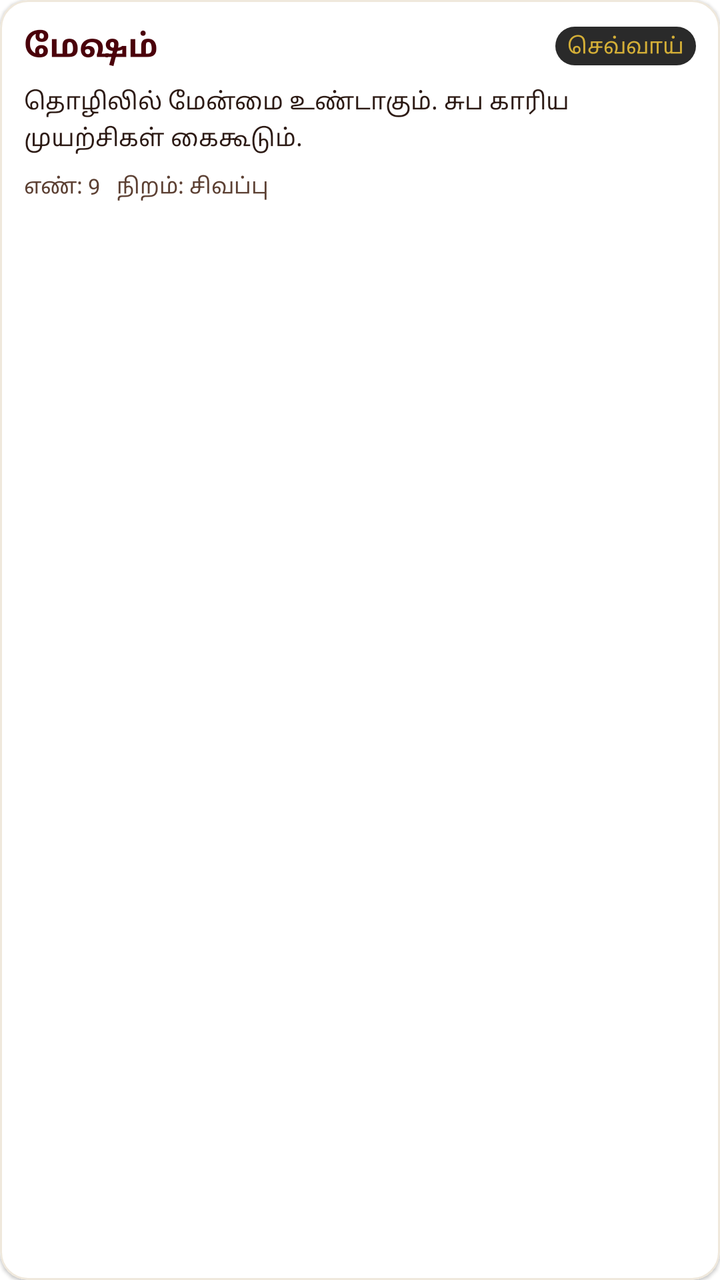
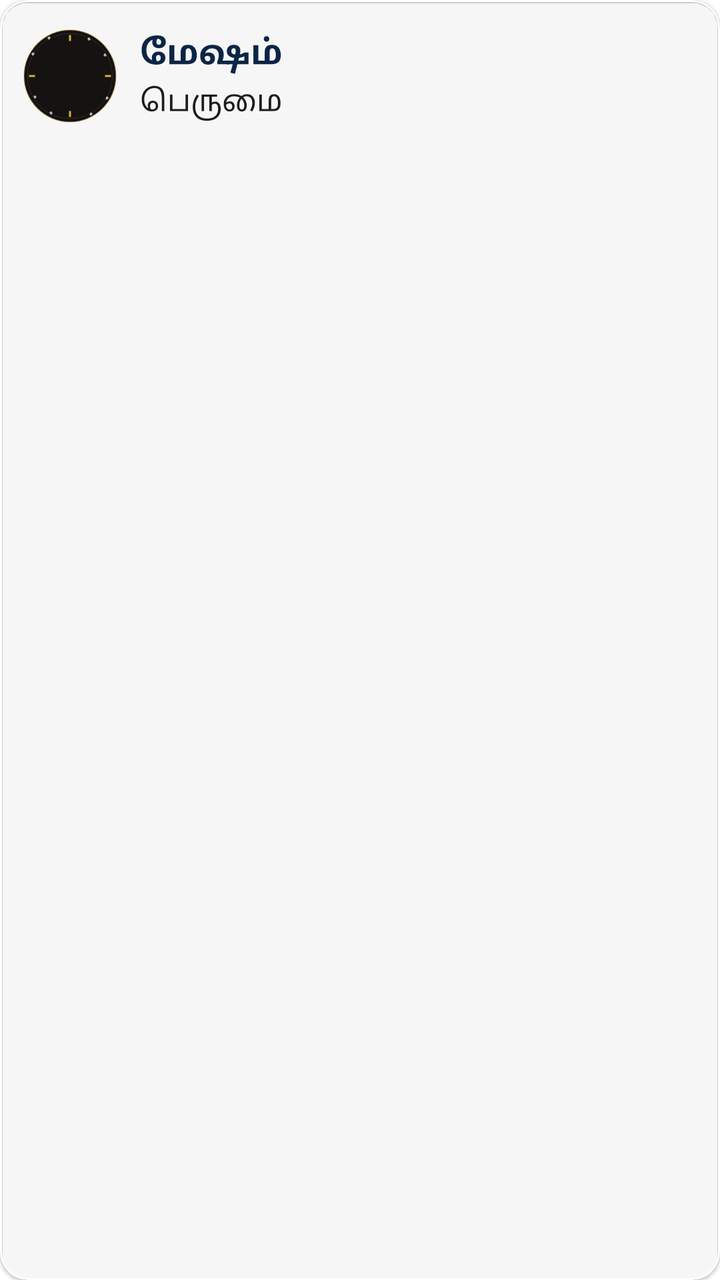

Screens rendered from an Android XML layout before and after an edit, with the pre-edit source and the edit as a unified diff.
<!-- AndroidManifest.xml: application theme Theme.MaterialComponents.DayNight.NoActionBar -->
<!-- res/layout/item_rasi_card.xml -->
<?xml version="1.0" encoding="utf-8"?>
<com.google.android.material.card.MaterialCardView 
    xmlns:android="http://schemas.android.com/apk/res/android"
    xmlns:app="http://schemas.android.com/apk/res-auto"
    android:layout_width="match_parent"
    android:layout_height="wrap_content"
    android:layout_margin="5dp"
    app:cardCornerRadius="14dp"
    app:cardElevation="1dp"
    app:cardBackgroundColor="@color/card_surface_light"
    app:strokeWidth="1dp"
    app:strokeColor="@color/card_border_subtle">

    <LinearLayout
        android:layout_width="match_parent"
        android:layout_height="wrap_content"
        android:orientation="vertical"
        android:padding="12dp">

        
        <LinearLayout
            android:layout_width="match_parent"
            android:layout_height="wrap_content"
            android:orientation="horizontal"
            android:gravity="center_vertical">

            <TextView
                android:id="@+id/tv_rasi_name"
                android:layout_width="0dp"
                android:layout_height="wrap_content"
                android:layout_weight="1"
                android:text="மேஷம்"
                android:textSize="16sp"
                android:textStyle="bold"
                android:textColor="@color/traditional_maroon" />

            <TextView
                android:id="@+id/tv_rasi_lord"
                android:layout_width="wrap_content"
                android:layout_height="wrap_content"
                android:background="@drawable/bg_row4_chip"
                android:paddingHorizontal="6dp"
                android:paddingVertical="2dp"
                android:text="செவ்வாய்"
                android:textSize="11sp"
                android:textColor="@color/text_gold_accent" />
        </LinearLayout>

        
        <TextView
            android:id="@+id/tv_rasi_prediction"
            android:layout_width="match_parent"
            android:layout_height="wrap_content"
            android:layout_marginTop="8dp"
            android:text="தொழிலில் மேன்மை உண்டாகும். சுப காரிய முயற்சிகள் கைகூடும்."
            android:textSize="12sp"
            android:textColor="@color/text_primary_dark"
            android:lineSpacingExtra="2dp"
            android:maxLines="3"
            android:ellipsize="end" />

        
        <LinearLayout
            android:layout_width="match_parent"
            android:layout_height="wrap_content"
            android:layout_marginTop="8dp"
            android:orientation="horizontal">

            <TextView
                android:id="@+id/tv_rasi_lucky_num"
                android:layout_width="wrap_content"
                android:layout_height="wrap_content"
                android:text="எண்: 9"
                android:textSize="11sp"
                android:textColor="@color/text_secondary_dark"
                android:layout_marginEnd="8dp" />

            <TextView
                android:id="@+id/tv_rasi_lucky_color"
                android:layout_width="wrap_content"
                android:layout_height="wrap_content"
                android:text="நிறம்: சிவப்பு"
                android:textSize="11sp"
                android:textColor="@color/text_secondary_dark" />
        </LinearLayout>
    </LinearLayout>
</com.google.android.material.card.MaterialCardView>
<!-- resources referenced by this layout -->
<resources>
  <color name="card_border_subtle">#EFE8DC</color>
  <color name="card_surface_light">#FFFFFF</color>
  <color name="text_gold_accent">#D4AF37</color>
  <color name="text_primary_dark">#2C1A14</color>
  <color name="text_secondary_dark">#5C4033</color>
  <color name="traditional_maroon">#4A000A</color>
  <!-- drawable bg_row4_chip (drawable) -->
  <?xml version="1.0" encoding="utf-8"?>
  <shape xmlns:android="http://schemas.android.com/apk/res/android"
      android:shape="rectangle">
      <solid android:color="#2A2A2A" />
      <corners android:radius="14dp" />
  </shape>
</resources>

<!-- the commit's change to res/layout/item_rasi_card.xml (unified diff, before → after) -->
@@ -7,81 +7,57 @@
     android:layout_margin="5dp"
     app:cardCornerRadius="14dp"
     app:cardElevation="1dp"
-    app:cardBackgroundColor="@color/card_surface_light"
+    app:cardBackgroundColor="?attr/themeCardBackground"
     app:strokeWidth="1dp"
-    app:strokeColor="@color/card_border_subtle">
+    app:strokeColor="?attr/themeCardStroke">
 
     <LinearLayout
         android:layout_width="match_parent"
-        android:layout_height="wrap_content"
-        android:orientation="vertical"
-        android:padding="12dp">
+        android:layout_height="76dp"
+        android:orientation="horizontal"
+        android:gravity="center_vertical"
+        android:paddingHorizontal="10dp">
+
+        
+        <FrameLayout
+            android:layout_width="50dp"
+            android:layout_height="50dp"
+            android:background="@drawable/bg_header_btn_ripple">
+
+            <ImageView
+                android:id="@+id/iv_rasi_icon"
+                android:layout_width="50dp"
+                android:layout_height="50dp"
+                android:scaleType="fitCenter"
+                android:src="@drawable/clock_dial_classic" />
+        </FrameLayout>
 
         
         <LinearLayout
-            android:layout_width="match_parent"
+            android:layout_width="0dp"
             android:layout_height="wrap_content"
-            android:orientation="horizontal"
-            android:gravity="center_vertical">
+            android:layout_weight="1"
+            android:orientation="vertical"
+            android:layout_marginStart="10dp">
 
             <TextView
                 android:id="@+id/tv_rasi_name"
-                android:layout_width="0dp"
+                android:layout_width="wrap_content"
                 android:layout_height="wrap_content"
-                android:layout_weight="1"
                 android:text="மேஷம்"
-                android:textSize="16sp"
+                android:textSize="17sp"
                 android:textStyle="bold"
-                android:textColor="@color/traditional_maroon" />
+                android:textColor="#0B2545" />
 
             <TextView
-                android:id="@+id/tv_rasi_lord"
+                android:id="@+id/tv_rasi_prediction"
                 android:layout_width="wrap_content"
                 android:layout_height="wrap_content"
-                android:background="@drawable/bg_row4_chip"
-                android:paddingHorizontal="6dp"
-                android:paddingVertical="2dp"
-                android:text="செவ்வாய்"
-                android:textSize="11sp"
-                android:textColor="@color/text_gold_accent" />
+                android:layout_marginTop="2dp"
+                android:text="பெருமை"
+                android:textSize="15sp"
+                android:textColor="#1C1C1E" />
         </LinearLayout>
 
-        
-        <TextView
-            android:id="@+id/tv_rasi_prediction"
-            android:layout_width="match_parent"
-            android:layout_height="wrap_content"
-            android:layout_marginTop="8dp"
-            android:text="தொழிலில் மேன்மை உண்டாகும். சுப காரிய முயற்சிகள் கைகூடும்."
-            android:textSize="12sp"
-            android:textColor="@color/text_primary_dark"
-            android:lineSpacingExtra="2dp"
-            android:maxLines="3"
-            android:ellipsize="end" />
-
-        
-        <LinearLayout
-            android:layout_width="match_parent"
-            android:layout_height="wrap_content"
-            android:layout_marginTop="8dp"
-            android:orientation="horizontal">
-
-            <TextView
-                android:id="@+id/tv_rasi_lucky_num"
-                android:layout_width="wrap_content"
-                android:layout_height="wrap_content"
-                android:text="எண்: 9"
-                android:textSize="11sp"
-                android:textColor="@color/text_secondary_dark"
-                android:layout_marginEnd="8dp" />
-
-            <TextView
-                android:id="@+id/tv_rasi_lucky_color"
-                android:layout_width="wrap_content"
-                android:layout_height="wrap_content"
-                android:text="நிறம்: சிவப்பு"
-                android:textSize="11sp"
-                android:textColor="@color/text_secondary_dark" />
-        </LinearLayout>
     </LinearLayout>
 </com.google.android.material.card.MaterialCardView>
<!-- resource entries referenced after the edit -->
@@ -1,17 +1,67 @@
 <!-- resources referenced by this layout -->
 <resources>
-  <color name="card_border_subtle">#EFE8DC</color>
-  <color name="card_surface_light">#FFFFFF</color>
-  <color name="text_gold_accent">#D4AF37</color>
-  <color name="text_primary_dark">#2C1A14</color>
-  <color name="text_secondary_dark">#5C4033</color>
-  <color name="traditional_maroon">#4A000A</color>
-  <!-- drawable bg_row4_chip (drawable) -->
+  <!-- drawable bg_header_btn_ripple (drawable) -->
   <?xml version="1.0" encoding="utf-8"?>
-  <shape xmlns:android="http://schemas.android.com/apk/res/android"
-      android:shape="rectangle">
-      <solid android:color="#2A2A2A" />
-      <corners android:radius="14dp" />
-  </shape>
+  <ripple xmlns:android="http://schemas.android.com/apk/res/android"
+      android:color="#33FFFFFF">
+      <item android:id="@android:id/mask">
+          <shape android:shape="oval">
+              <solid android:color="#FFFFFF" />
+          </shape>
+      </item>
+  </ripple>
+  <!-- drawable clock_dial_classic (drawable) -->
+  <?xml version="1.0" encoding="utf-8"?>
+  <vector xmlns:android="http://schemas.android.com/apk/res/android"
+      android:width="200dp"
+      android:height="200dp"
+      android:viewportWidth="200"
+      android:viewportHeight="200">
+  
+      
+      <path
+          android:pathData="M 100,100 m -92,0 a 92,92 0 1,1 184,0 a 92,92 0 1,1 -184,0"
+          android:strokeWidth="2.5"
+          android:strokeColor="#55D4AF37"
+          android:fillColor="#151212" />
+  
+      
+      <path
+          android:pathData="M 100,100 m -85,0 a 85,85 0 1,1 170,0 a 85,85 0 1,1 -170,0"
+          android:strokeWidth="1"
+          android:strokeColor="#22FFFFFF"
+          android:fillColor="#00000000" />
+  
+      
+      
+      <path
+          android:pathData="M 98,18 H 102 V 30 H 98 Z"
+          android:fillColor="#FFD4AF37" />
+      
+      <path
+          android:pathData="M 170,98 H 182 V 102 H 170 Z"
+          android:fillColor="#FFD4AF37" />
+      
+      <path
+          android:pathData="M 98,170 H 102 V 182 H 98 Z"
+          android:fillColor="#FFD4AF37" />
+      
+      <path
+          android:pathData="M 18,98 H 30 V 102 H 18 Z"
+          android:fillColor="#FFD4AF37" />
+  
+      
+      <path
+          android:pathData="
+              M 141,27 A 3,3 0 1,1 139,23 Z
+              M 173,59 A 3,3 0 1,1 171,55 Z
+              M 173,141 A 3,3 0 1,1 171,145 Z
+              M 141,173 A 3,3 0 1,1 139,177 Z
+              M 59,173 A 3,3 0 1,1 61,177 Z
+              M 27,141 A 3,3 0 1,1 29,145 Z
+              M 27,59 A 3,3 0 1,1 29,55 Z
+              M 59,27 A 3,3 0 1,1 61,23 Z"
+          android:fillColor="#B3FFFFFF" />
+  </vector>
 </resources>
 
